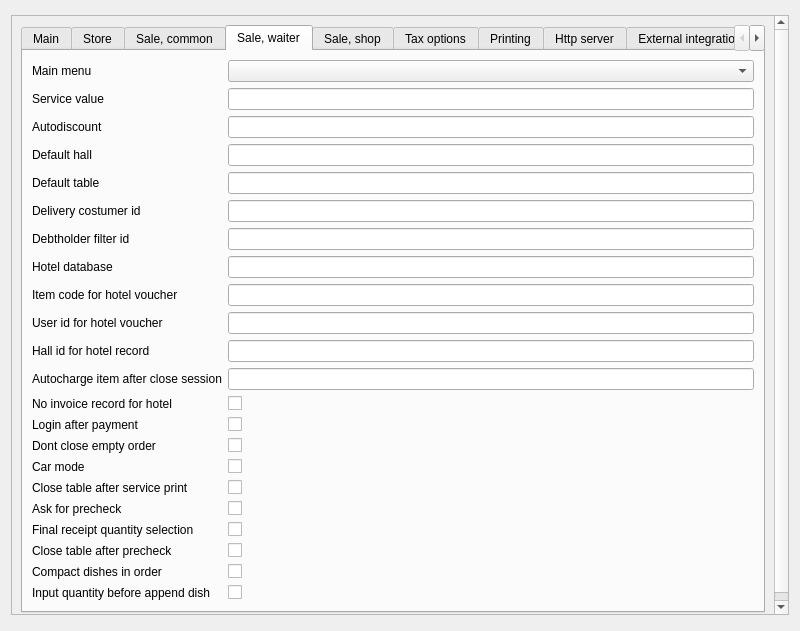
Above: Reports/c5settingswidget.ui from End1-1/Cafe5 before the change. Below: the same form after it.
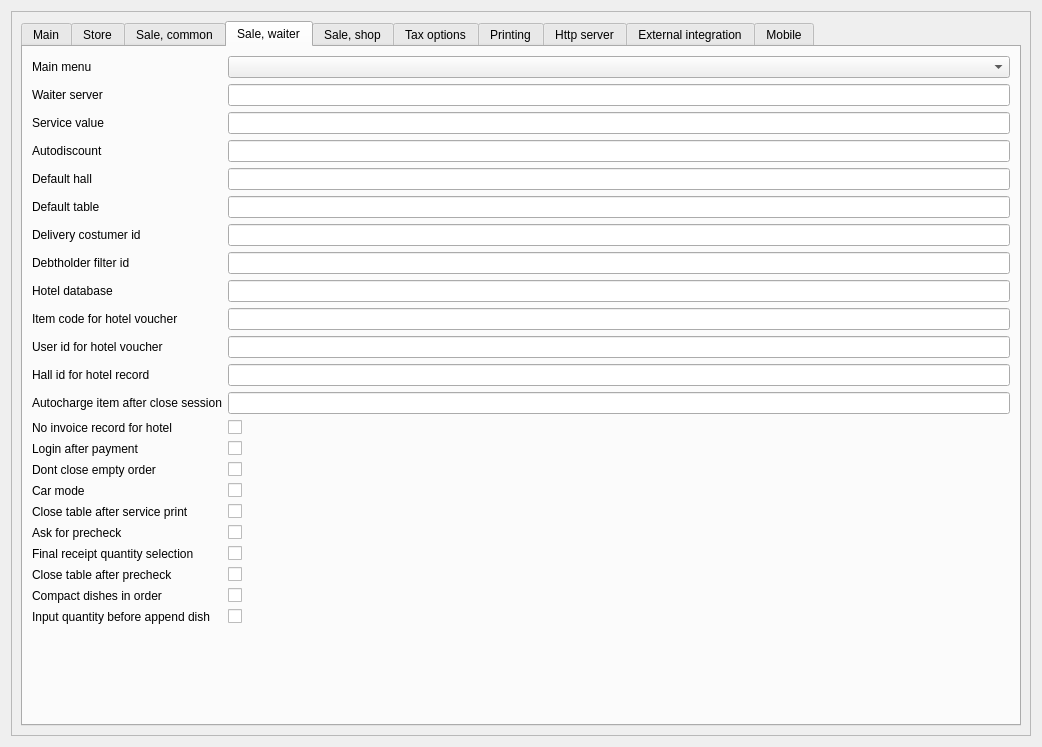
That is the form after the change. The open tabs and pages were chosen to show the change. Custom widgets are drawn as their Qt base class.

Patch:
```diff
--- a/Reports/c5settingswidget.ui
+++ b/Reports/c5settingswidget.ui
@@ -6,8 +6,8 @@
    <rect>
     <x>0</x>
     <y>0</y>
-    <width>800</width>
-    <height>631</height>
+    <width>1042</width>
+    <height>747</height>
    </rect>
   </property>
   <property name="minimumSize">
@@ -16,6 +16,12 @@
     <height>500</height>
    </size>
   </property>
+  <property name="maximumSize">
+   <size>
+    <width>16777215</width>
+    <height>16777215</height>
+   </size>
+  </property>
   <property name="windowTitle">
    <string>Form</string>
   </property>
@@ -25,7 +31,7 @@
      <property name="maximumSize">
       <size>
        <width>16777215</width>
-       <height>600</height>
+       <height>16777215</height>
       </size>
      </property>
      <property name="widgetResizable">
@@ -36,8 +42,8 @@
        <rect>
         <x>0</x>
         <y>0</y>
-        <width>759</width>
-        <height>773</height>
+        <width>1001</width>
+        <height>808</height>
        </rect>
       </property>
       <layout class="QHBoxLayout" name="horizontalLayout_2">
@@ -653,46 +659,29 @@
            <string>Sale, waiter</string>
           </attribute>
           <layout class="QGridLayout" name="gridLayout_5">
-           <item row="14" column="0">
-            <widget class="QLabel" name="label_102">
-             <property name="text">
-              <string>Dont close empty order</string>
-             </property>
-            </widget>
-           </item>
-           <item row="16" column="2">
-            <widget class="C5CheckBox" name="chCloseTablefterServicePrint">
-             <property name="text">
-              <string/>
-             </property>
+           <item row="0" column="2">
+            <widget class="C5ComboBox" name="cbMenu">
              <property name="Tag" stdset="0">
               <number>79</number>
              </property>
             </widget>
            </item>
-           <item row="6" column="0">
-            <widget class="QLabel" name="label_111">
+           <item row="4" column="0">
+            <widget class="QLabel" name="label_11">
              <property name="text">
-              <string>Debtholder filter id</string>
+              <string>Default hall</string>
              </property>
             </widget>
            </item>
-           <item row="12" column="0">
-            <widget class="QLabel" name="label_68">
-             <property name="text">
-              <string>No invoice record for hotel</string>
-             </property>
-            </widget>
-           </item>
-           <item row="1" column="2">
-            <widget class="C5LineEdit" name="leServiceFactor">
+           <item row="5" column="2">
+            <widget class="C5LineEdit" name="leTable">
              <property name="Tag" stdset="0">
               <number>2</number>
              </property>
             </widget>
            </item>
-           <item row="20" column="2">
-            <widget class="C5CheckBox" name="chCompactDishesInOrder">
+           <item row="14" column="2">
+            <widget class="C5CheckBox" name="chWaiterLoginAfterPayment">
              <property name="text">
               <string/>
              </property>
@@ -701,83 +690,66 @@
              </property>
             </widget>
            </item>
-           <item row="0" column="0">
-            <widget class="QLabel" name="label_9">
+           <item row="21" column="0">
+            <widget class="QLabel" name="label_94">
              <property name="text">
-              <string>Main menu</string>
+              <string>Compact dishes in order</string>
              </property>
             </widget>
            </item>
            <item row="2" column="0">
+            <widget class="QLabel" name="label_2">
+             <property name="text">
+              <string>Service value</string>
+             </property>
+            </widget>
+           </item>
+           <item row="16" column="0">
+            <widget class="QLabel" name="label_33">
+             <property name="text">
+              <string>Car mode</string>
+             </property>
+            </widget>
+           </item>
+           <item row="3" column="0">
             <widget class="QLabel" name="label_109">
              <property name="text">
               <string>Autodiscount</string>
              </property>
             </widget>
            </item>
-           <item row="18" column="2">
-            <widget class="C5CheckBox" name="chFinalReceiptQtySelect">
-             <property name="text">
-              <string/>
-             </property>
-             <property name="Tag" stdset="0">
-              <number>98</number>
-             </property>
-            </widget>
-           </item>
-           <item row="4" column="0">
-            <widget class="QLabel" name="label_12">
-             <property name="text">
-              <string>Default table</string>
-             </property>
-            </widget>
-           </item>
            <item row="18" column="0">
-            <widget class="QLabel" name="label_91">
+            <widget class="QLabel" name="label_92">
              <property name="text">
-              <string>Final receipt quantity selection</string>
+              <string>Ask for precheck</string>
              </property>
             </widget>
            </item>
-           <item row="11" column="2">
-            <widget class="C5LineEdit" name="leAutochargeDishAfterSessionClose">
-             <property name="Tag" stdset="0">
-              <number>111</number>
-             </property>
-            </widget>
-           </item>
-           <item row="10" column="0">
+           <item row="11" column="0">
             <widget class="QLabel" name="label_67">
              <property name="text">
               <string>Hall id for hotel record</string>
              </property>
             </widget>
            </item>
-           <item row="8" column="2">
-            <widget class="C5LineEdit" name="leItemCodeForHotel">
-             <property name="Tag" stdset="0">
-              <number>21</number>
-             </property>
-            </widget>
-           </item>
-           <item row="12" column="2">
-            <widget class="C5CheckBox" name="chNoInvoiceRecordForHotel">
+           <item row="6" column="0">
+            <widget class="QLabel" name="label_110">
              <property name="text">
-              <string/>
+              <string>Delivery costumer id</string>
              </property>
              <property name="Tag" stdset="0">
               <number>72</number>
              </property>
             </widget>
            </item>
-           <item row="1" column="0">
-            <widget class="QLabel" name="label_2">
+           <item row="5" column="0">
+            <widget class="QLabel" name="label_12">
              <property name="text">
-              <string>Service value</string>
+              <string>Default table</string>
              </property>
             </widget>
            </item>
-           <item row="21" column="2">
+           <item row="22" column="2">
             <widget class="C5CheckBox" name="chAppendQuantityBefore">
              <property name="text">
               <string/>
@@ -787,81 +759,108 @@
              </property>
             </widget>
            </item>
-           <item row="16" column="0">
-            <widget class="QLabel" name="label_75">
+           <item row="10" column="2">
+            <widget class="C5LineEdit" name="leUserIdForHotelVoucher">
+             <property name="Tag" stdset="0">
+              <number>70</number>
+             </property>
+            </widget>
+           </item>
+           <item row="13" column="0">
+            <widget class="QLabel" name="label_68">
              <property name="text">
-              <string>Close table after service print</string>
+              <string>No invoice record for hotel</string>
              </property>
             </widget>
            </item>
-           <item row="5" column="2">
+           <item row="19" column="0">
+            <widget class="QLabel" name="label_91">
+             <property name="text">
+              <string>Final receipt quantity selection</string>
+             </property>
+            </widget>
+           </item>
+           <item row="16" column="2">
+            <widget class="C5CheckBox" name="chCarMode">
+             <property name="text">
+              <string/>
+             </property>
+             <property name="Tag" stdset="0">
+              <number>30</number>
+             </property>
+            </widget>
+           </item>
+           <item row="12" column="0">
+            <widget class="QLabel" name="label_104">
+             <property name="text">
+              <string>Autocharge item after close session</string>
+             </property>
+            </widget>
+           </item>
+           <item row="6" column="2">
             <widget class="C5LineEdit" name="leDeliveryCostumerId">
              <property name="Tag" stdset="0">
               <number>119</number>
              </property>
             </widget>
            </item>
-           <item row="15" column="0">
-            <widget class="QLabel" name="label_33">
-             <property name="text">
-              <string>Car mode</string>
-             </property>
-            </widget>
-           </item>
-           <item row="21" column="0">
-            <widget class="QLabel" name="label_108">
-             <property name="text">
-              <string>Input quantity before append dish</string>
-             </property>
-            </widget>
-           </item>
-           <item row="10" column="2">
+           <item row="11" column="2">
             <widget class="C5LineEdit" name="leHallIdForHotel">
              <property name="Tag" stdset="0">
               <number>71</number>
              </property>
             </widget>
            </item>
-           <item row="8" column="0">
+           <item row="0" column="0">
+            <widget class="QLabel" name="label_9">
+             <property name="text">
+              <string>Main menu</string>
+             </property>
+            </widget>
+           </item>
+           <item row="19" column="2">
+            <widget class="C5CheckBox" name="chFinalReceiptQtySelect">
+             <property name="text">
+              <string/>
+             </property>
+             <property name="Tag" stdset="0">
+              <number>98</number>
+             </property>
+            </widget>
+           </item>
+           <item row="18" column="2">
+            <widget class="C5CheckBox" name="chAskForPrecheck">
+             <property name="text">
+              <string/>
+             </property>
+             <property name="Tag" stdset="0">
+              <number>96</number>
+             </property>
+            </widget>
+           </item>
+           <item row="14" column="0">
+            <widget class="QLabel" name="label_53">
+             <property name="text">
+              <string>Login after payment</string>
+             </property>
+            </widget>
+           </item>
+           <item row="9" column="0">
             <widget class="QLabel" name="label_25">
              <property name="text">
               <string>Item code for hotel voucher</string>
              </property>
             </widget>
            </item>
-           <item row="20" column="0">
-            <widget class="QLabel" name="label_94">
+           <item row="17" column="0">
+            <widget class="QLabel" name="label_75">
              <property name="text">
-              <string>Compact dishes in order</string>
-             </property>
-            </widget>
-           </item>
-           <item row="9" column="0">
-            <widget class="QLabel" name="label_43">
-             <property name="text">
-              <string>User id for hotel voucher</string>
-             </property>
-            </widget>
-           </item>
-           <item row="7" column="0">
-            <widget class="QLabel" name="label_19">
-             <property name="text">
-              <string>Hotel database</string>
-             </property>
-            </widget>
-           </item>
-           <item row="13" column="2">
-            <widget class="C5CheckBox" name="chWaiterLoginAfterPayment">
-             <property name="text">
-              <string/>
-             </property>
-             <property name="Tag" stdset="0">
-              <number>51</number>
+              <string>Close table after service print</string>
              </property>
             </widget>
            </item>
            <item row="17" column="2">
-            <widget class="C5CheckBox" name="chAskForPrecheck">
+            <widget class="C5CheckBox" name="chCloseTablefterServicePrint">
              <property name="text">
               <string/>
              </property>
@@ -870,42 +869,36 @@
              </property>
             </widget>
            </item>
-           <item row="6" column="2">
+           <item row="7" column="2">
             <widget class="C5LineEdit" name="leDebtholderFilterId">
              <property name="Tag" stdset="0">
               <number>120</number>
              </property>
             </widget>
            </item>
-           <item row="22" column="2">
-            <spacer name="verticalSpacer_5">
-             <property name="orientation">
-              <enum>Qt::Orientation::Vertical</enum>
-             </property>
-             <property name="sizeHint" stdset="0">
-              <size>
-               <width>20</width>
-               <height>40</height>
-              </size>
-             </property>
-            </spacer>
-           </item>
-           <item row="17" column="0">
-            <widget class="QLabel" name="label_92">
-             <property name="text">
-              <string>Ask for precheck</string>
-             </property>
-            </widget>
-           </item>
            <item row="4" column="2">
-            <widget class="C5LineEdit" name="leTable">
+            <widget class="C5LineEdit" name="leHall">
              <property name="Tag" stdset="0">
               <number>12</number>
              </property>
             </widget>
            </item>
-           <item row="15" column="2">
-            <widget class="C5CheckBox" name="chCarMode">
+           <item row="15" column="0">
+            <widget class="QLabel" name="label_102">
+             <property name="text">
+              <string>Dont close empty order</string>
+             </property>
+            </widget>
+           </item>
+           <item row="9" column="2">
+            <widget class="C5LineEdit" name="leItemCodeForHotel">
+             <property name="Tag" stdset="0">
+              <number>21</number>
+             </property>
+            </widget>
+           </item>
+           <item row="20" column="2">
+            <widget class="C5CheckBox" name="chCloseTableAfterPrecheck">
              <property name="text">
               <string/>
              </property>
@@ -914,35 +907,45 @@
              </property>
             </widget>
            </item>
-           <item row="0" column="2">
-            <widget class="C5ComboBox" name="cbMenu">
+           <item row="8" column="0">
+            <widget class="QLabel" name="label_19">
+             <property name="text">
+              <string>Hotel database</string>
+             </property>
+            </widget>
+           </item>
+           <item row="12" column="2">
+            <widget class="C5LineEdit" name="leAutochargeDishAfterSessionClose">
              <property name="Tag" stdset="0">
               <number>9</number>
              </property>
             </widget>
            </item>
-           <item row="5" column="0">
-            <widget class="QLabel" name="label_110">
-             <property name="text">
-              <string>Delivery costumer id</string>
-             </property>
-            </widget>
-           </item>
-           <item row="13" column="0">
-            <widget class="QLabel" name="label_53">
-             <property name="text">
-              <string>Login after payment</string>
-             </property>
-            </widget>
-           </item>
-           <item row="19" column="0">
+           <item row="20" column="0">
             <widget class="QLabel" name="label_81">
              <property name="text">
               <string>Close table after precheck</string>
              </property>
             </widget>
            </item>
-           <item row="14" column="2">
+           <item row="21" column="2">
+            <widget class="C5CheckBox" name="chCompactDishesInOrder">
+             <property name="text">
+              <string/>
+             </property>
+             <property name="Tag" stdset="0">
+              <number>101</number>
+             </property>
+            </widget>
+           </item>
+           <item row="2" column="2">
+            <widget class="C5LineEdit" name="leServiceFactor">
+             <property name="Tag" stdset="0">
+              <number>2</number>
+             </property>
+            </widget>
+           </item>
+           <item row="15" column="2">
             <widget class="C5CheckBox" name="chDontCloseEmtpyOrder">
              <property name="text">
               <string/>
@@ -952,58 +955,81 @@
              </property>
             </widget>
            </item>
-           <item row="19" column="2">
-            <widget class="C5CheckBox" name="chCloseTableAfterPrecheck">
+           <item row="10" column="0">
+            <widget class="QLabel" name="label_43">
              <property name="text">
-              <string/>
+              <string>User id for hotel voucher</string>
              </property>
              <property name="Tag" stdset="0">
               <number>85</number>
              </property>
             </widget>
            </item>
-           <item row="2" column="2">
-            <widget class="C5LineEdit" name="leAutoDiscount">
-             <property name="Tag" stdset="0">
-              <number>118</number>
+           <item row="23" column="2">
+            <spacer name="verticalSpacer_5">
+             <property name="orientation">
+              <enum>Qt::Orientation::Vertical</enum>
              </property>
-            </widget>
-           </item>
-           <item row="11" column="0">
-            <widget class="QLabel" name="label_104">
-             <property name="text">
-              <string>Autocharge item after close session</string>
+             <property name="sizeHint" stdset="0">
+              <size>
+               <width>20</width>
+               <height>40</height>
+              </size>
              </property>
-            </widget>
+            </spacer>
            </item>
-           <item row="9" column="2">
-            <widget class="C5LineEdit" name="leUserIdForHotelVoucher">
-             <property name="Tag" stdset="0">
-              <number>70</number>
-             </property>
-            </widget>
-           </item>
-           <item row="3" column="2">
-            <widget class="C5LineEdit" name="leHall">
-             <property name="Tag" stdset="0">
-              <number>11</number>
-             </property>
-            </widget>
-           </item>
-           <item row="3" column="0">
-            <widget class="QLabel" name="label_11">
+           <item row="22" column="0">
+            <widget class="QLabel" name="label_108">
              <property name="text">
-              <string>Default hall</string>
+              <string>Input quantity before append dish</string>
              </property>
             </widget>
            </item>
-           <item row="7" column="2">
+           <item row="8" column="2">
             <widget class="C5LineEdit" name="leHotelDatabase">
              <property name="Tag" stdset="0">
               <number>17</number>
              </property>
             </widget>
            </item>
+           <item row="7" column="0">
+            <widget class="QLabel" name="label_111">
+             <property name="text">
+              <string>Debtholder filter id</string>
+             </property>
+            </widget>
+           </item>
+           <item row="13" column="2">
+            <widget class="C5CheckBox" name="chNoInvoiceRecordForHotel">
+             <property name="text">
+              <string/>
+             </property>
+             <property name="Tag" stdset="0">
+              <number>72</number>
+             </property>
+            </widget>
+           </item>
+           <item row="3" column="2">
+            <widget class="C5LineEdit" name="leAutoDiscount">
+             <property name="Tag" stdset="0">
+              <number>118</number>
+             </property>
+            </widget>
+           </item>
+           <item row="1" column="0">
+            <widget class="QLabel" name="label_44">
+             <property name="text">
+              <string>Waiter server</string>
+             </property>
+            </widget>
+           </item>
+           <item row="1" column="2">
+            <widget class="C5LineEdit" name="leWaiterServer">
+             <property name="Tag" stdset="0">
+              <number>2</number>
+             </property>
+            </widget>
+           </item>
           </layout>
          </widget>
          <widget class="QWidget" name="tab_6">
@@ -2336,16 +2362,16 @@
   </layout>
  </widget>
  <customwidgets>
-  <customwidget>
-   <class>C5LineEditWithSelector</class>
-   <extends>QLineEdit</extends>
-   <header location="global">c5lineeditwithselector.h</header>
-  </customwidget>
   <customwidget>
    <class>C5LineEdit</class>
    <extends>QLineEdit</extends>
    <header location="global">c5lineedit.h</header>
   </customwidget>
+  <customwidget>
+   <class>C5LineEditWithSelector</class>
+   <extends>QLineEdit</extends>
+   <header location="global">c5lineeditwithselector.h</header>
+  </customwidget>
   <customwidget>
    <class>C5ComboBox</class>
    <extends>QComboBox</extends>
```
Left out of the diff: 1218 changed lines with no effect on the pictures.
